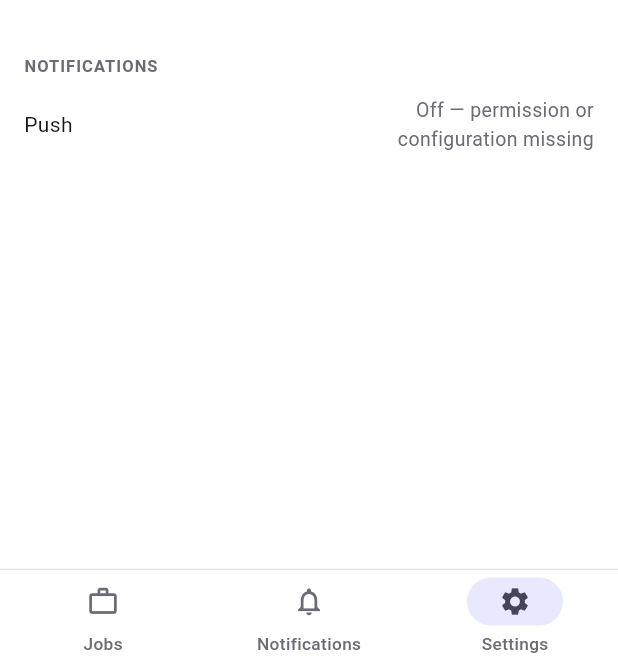
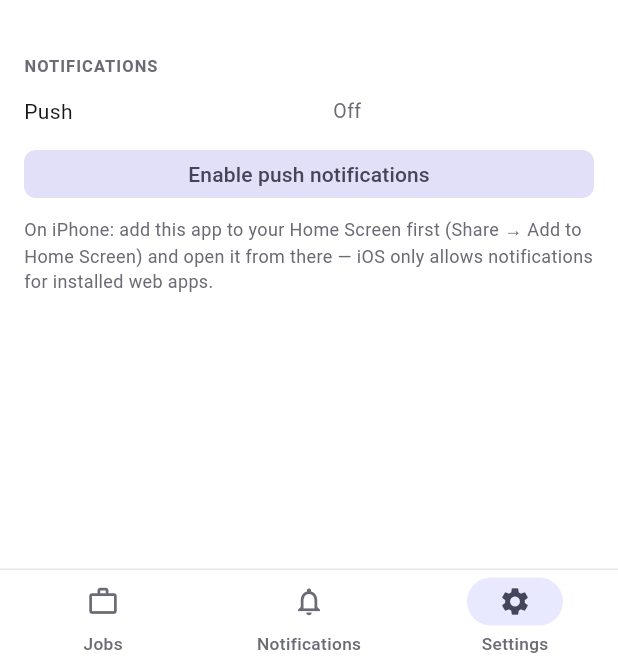
Before and after one commit to junaid51/job-pulse, a Flutter app: the screen it shows after launch, item 3 of the bottom bar chosen, on a phone screen of 412 x 824 dp, the part 573-1236 px from its top. Run offline on Flutter 3.47's test engine with Material 3 defaults, Android fonts, the light colour scheme and no system bars; our stand-ins replace dio, firebase_core, firebase_messaging, flutter_riverpod, go_router; accounts and stored records are empty; network calls fail.

Commit message:
feat(app): put the push permission prompt behind a button
Browsers only honor a notification-permission request made from a user gesture,
and iOS Home-Screen web apps enforce it absolutely — the automatic request at
startup meant iPhones never saw a prompt at all. Building the push controller
now never prompts: it quietly connects when permission was already granted, and
Settings grows an "Enable push notifications" button for the first time, with
the add-to-Home-Screen instructions iOS users need sitting under it.

The deployed build also carries the project's VAPID key; Safari, unlike Chrome,
does not accept Firebase's default web push certificate.

```diff
--- a/app/lib/screens/settings.dart
+++ b/app/lib/screens/settings.dart
@@ -70,11 +70,35 @@ class SettingsScreen extends ConsumerWidget {
             label: 'Push',
             value: switch (ref.watch(pushProvider)) {
               AsyncData(value: true) => 'On',
-              AsyncData(value: false) => 'Off — permission or configuration missing',
+              AsyncData(value: false) => 'Off',
               AsyncError() => 'Off',
               _ => 'Setting up…',
             },
           ),
+          if (ref.watch(pushProvider) case AsyncData(value: false) || AsyncError())
+            Padding(
+              padding: const EdgeInsets.fromLTRB(16, 8, 16, 4),
+              child: Column(
+                crossAxisAlignment: CrossAxisAlignment.stretch,
+                children: [
+                  FilledButton.tonal(
+                    onPressed: () => ref.read(pushProvider.notifier).enable(),
+                    child: const Text('Enable push notifications'),
+                  ),
+                  const SizedBox(height: 8),
+                  Text(
+                    'On iPhone: add this app to your Home Screen first '
+                    '(Share → Add to Home Screen) and open it from there — '
+                    'iOS only allows notifications for installed web apps.',
+                    style: TextStyle(
+                      fontSize: 12,
+                      height: 1.45,
+                      color: Theme.of(context).colorScheme.onSurfaceVariant,
+                    ),
+                  ),
+                ],
+              ),
+            ),
           const SizedBox(height: 24),
         ],
       ),
```
Also changed, not shown: app/lib/push.dart (+33 -7 lines), 1 other file.
